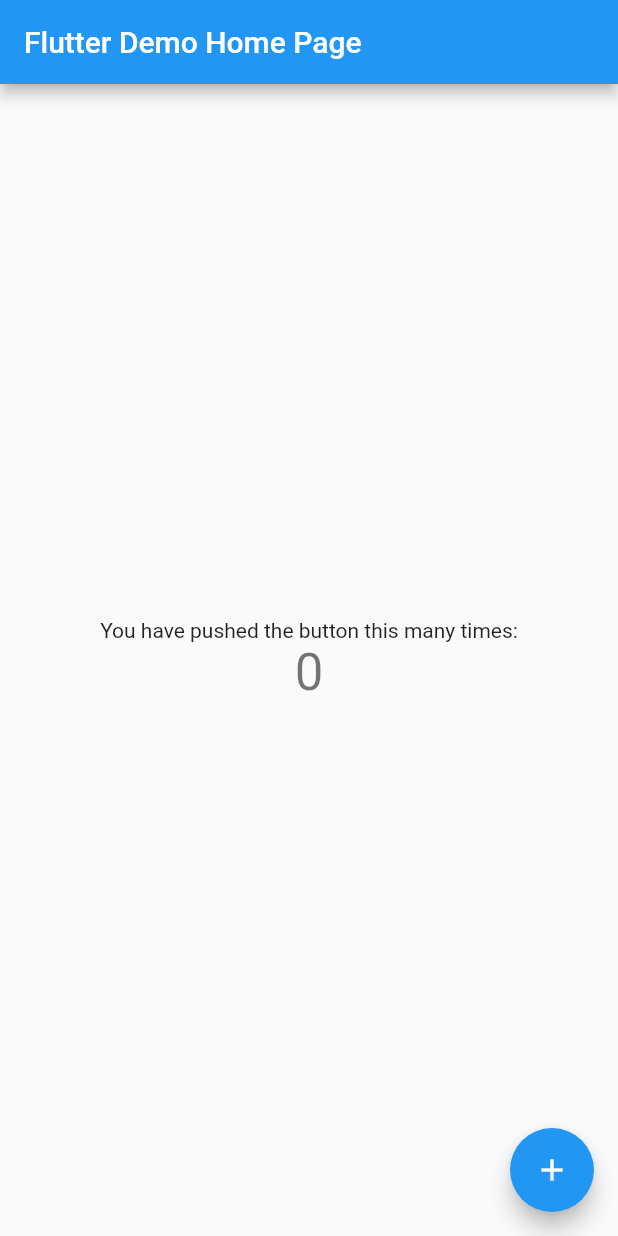
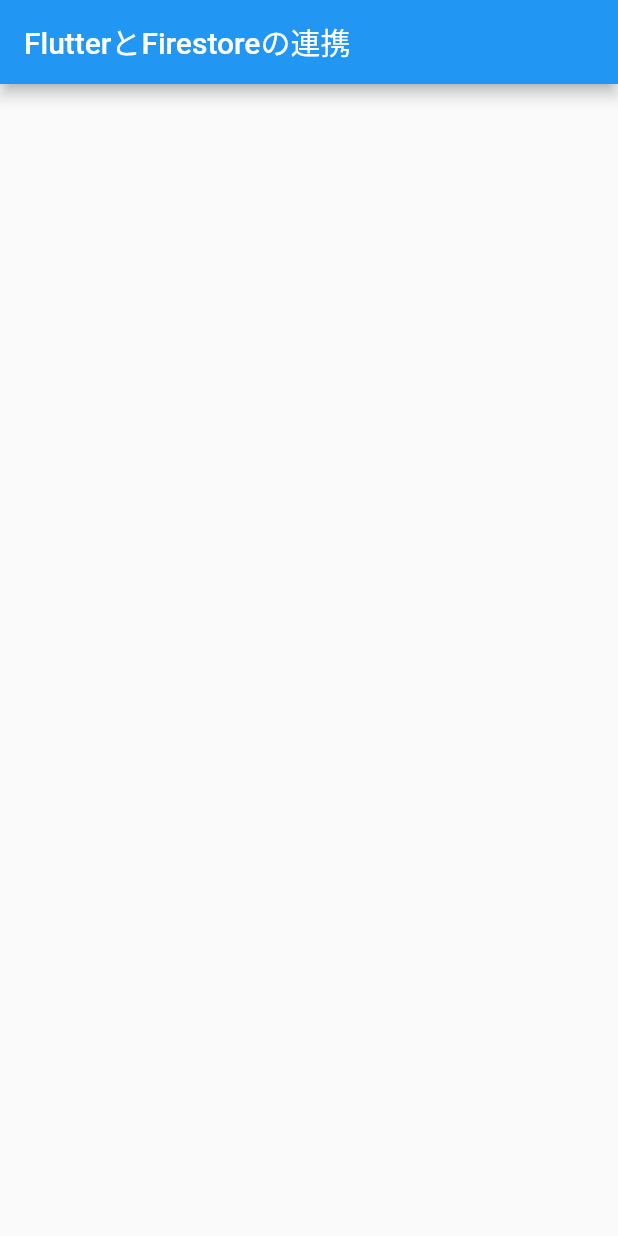
Before and after one commit to agriculture-x-iot/Agrimaster_app, a Flutter app: the screen it shows after launch, on a phone screen of 412 x 824 dp. Run offline on Flutter 3.47's test engine with Material 2 defaults, Android fonts, the phone set to English and light mode, and no system bars; our stand-ins replace cloud_firestore; accounts and stored records are empty.

Commit message:
データ一覧表示

```diff
--- a/lib/main.dart
+++ b/lib/main.dart
@@ -1,111 +1,41 @@
 import 'package:flutter/material.dart';
+import 'package:cloud_firestore/cloud_firestore.dart';
 
-void main() => runApp(MyApp());
+void main() => runApp(new MyApp());
 
 class MyApp extends StatelessWidget {
-  // This widget is the root of your application.
   @override
   Widget build(BuildContext context) {
-    return MaterialApp(
-      title: 'Flutter Demo',
-      theme: ThemeData(
-        // This is the theme of your application.
-        //
-        // Try running your application with "flutter run". You'll see the
-        // application has a blue toolbar. Then, without quitting the app, try
-        // changing the primarySwatch below to Colors.green and then invoke
-        // "hot reload" (press "r" in the console where you ran "flutter run",
-        // or simply save your changes to "hot reload" in a Flutter IDE).
-        // Notice that the counter didn't reset back to zero; the application
-        // is not restarted.
-        primarySwatch: Colors.blue,
-      ),
-      home: MyHomePage(title: 'Flutter Demo Home Page'),
+    return new MaterialApp(
+      home: new Scaffold(
+          appBar: new AppBar(
+            title: new Text('FlutterとFirestoreの連携'),
+          ),
+          body: new TestList()),
     );
   }
 }
-
-class MyHomePage extends StatefulWidget {
-  MyHomePage({Key key, this.title}) : super(key: key);
-
-  // This widget is the home page of your application. It is stateful, meaning
-  // that it has a State object (defined below) that contains fields that affect
-  // how it looks.
-
-  // This class is the configuration for the state. It holds the values (in this
-  // case the title) provided by the parent (in this case the App widget) and
-  // used by the build method of the State. Fields in a Widget subclass are
-  // always marked "final".
-
-  final String title;
-
-  @override
-  _MyHomePageState createState() => _MyHomePageState();
-}
-
-class _MyHomePageState extends State<MyHomePage> {
-  int _counter = 0;
-
-  void _incrementCounter() {
-    setState(() {
-      // This call to setState tells the Flutter framework that something has
-      // changed in this State, which causes it to rerun the build method below
-      // so that the display can reflect the updated values. If we changed
-      // _counter without calling setState(), then the build method would not be
-      // called again, and so nothing would appear to happen.
-      _counter++;
-    });
-  }
-
+class TestList extends StatelessWidget {
   @override
   Widget build(BuildContext context) {
-    // This method is rerun every time setState is called, for instance as done
-    // by the _incrementCounter method above.
-    //
-    // The Flutter framework has been optimized to make rerunning build methods
-    // fast, so that you can just rebuild anything that needs updating rather
-    // than having to individually change instances of widgets.
-    return Scaffold(
-      appBar: AppBar(
-        // Here we take the value from the MyHomePage object that was created by
-        // the App.build method, and use it to set our appbar title.
-        title: Text(widget.title),
-      ),
-      body: Center(
-        // Center is a layout widget. It takes a single child and positions it
-        // in the middle of the parent.
-        child: Column(
-          // Column is also a layout widget. It takes a list of children and
-          // arranges them vertically. By default, it sizes itself to fit its
-          // children horizontally, and tries to be as tall as its parent.
-          //
-          // Invoke "debug painting" (press "p" in the console, choose the
-          // "Toggle Debug Paint" action from the Flutter Inspector in Android
-          // Studio, or the "Toggle Debug Paint" command in Visual Studio Code)
-          // to see the wireframe for each widget.
-          //
-          // Column has various properties to control how it sizes itself and
-          // how it positions its children. Here we use mainAxisAlignment to
-          // center the children vertically; the main axis here is the vertical
-          // axis because Columns are vertical (the cross axis would be
-          // horizontal).
-          mainAxisAlignment: MainAxisAlignment.center,
-          children: <Widget>[
-            Text(
-              'You have pushed the button this many times:',
-            ),
-            Text(
-              '$_counter',
-              style: Theme.of(context).textTheme.display1,
-            ),
-          ],
-        ),
-      ),
-      floatingActionButton: FloatingActionButton(
-        onPressed: _incrementCounter,
-        tooltip: 'Increment',
-        child: Icon(Icons.add),
-      ), // This trailing comma makes auto-formatting nicer for build methods.
+    return StreamBuilder<QuerySnapshot>(
+      stream: Firestore.instance.collection('agri').snapshots(),
+      builder: (BuildContext context, AsyncSnapshot<QuerySnapshot> snapshot) {
+        if (snapshot.hasError)
+          return new Text('Error: ${snapshot.error}');
+        switch (snapshot.connectionState) {
+          case ConnectionState.waiting: return new Text('Loading...');
+          default:
+            return new ListView(
+              children: snapshot.data.documents.map((DocumentSnapshot document) {
+                return new ListTile(
+                  title: new Text(document['temp']),
+                  subtitle: new Text(document['hum']),
+                );
+              }).toList(),
+            );
+        }
+      },
     );
   }
 }
--- a/pubspec.yaml
+++ b/pubspec.yaml
@@ -19,9 +19,10 @@ environment:
 dependencies:
   flutter:
     sdk: flutter
-# cloud_firestore: ^0.11.0+1     # new
-  firebase_core: ^0.2.5  # add dependency for Firebase Core
+  firebase_core: ^0.4.0  # add dependency for Firebase Core  ^0.2.5
   firebase_analytics: ^1.0.4  # add dependency for Google Analytics for Firebase
+
+  cloud_firestore: ^0.12.9+6
 
   # The following adds the Cupertino Icons font to your application.
   # Use with the CupertinoIcons class for iOS style icons.
```
Also changed, not shown: pubspec.lock, 2 other files.
